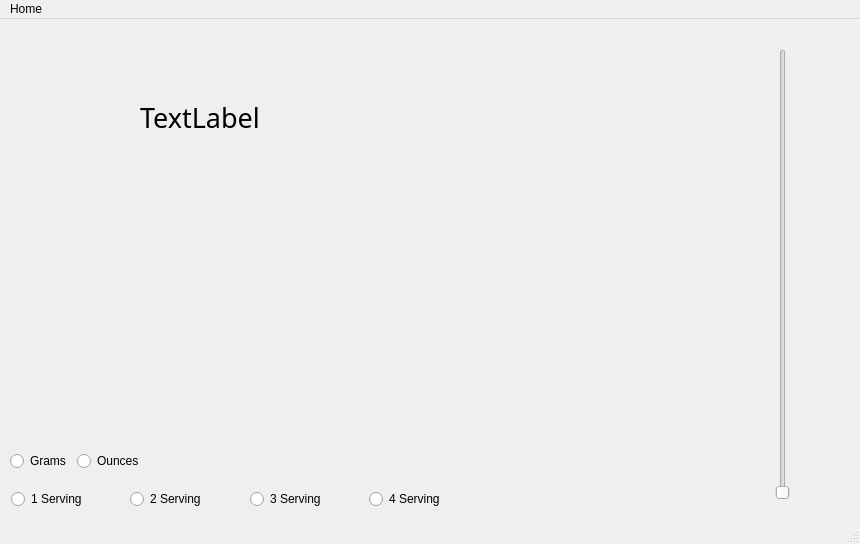
Qt form RecipeApplication/mainwindow.ui (kevin-collinss/CS4076_FinalProj) before a commit.
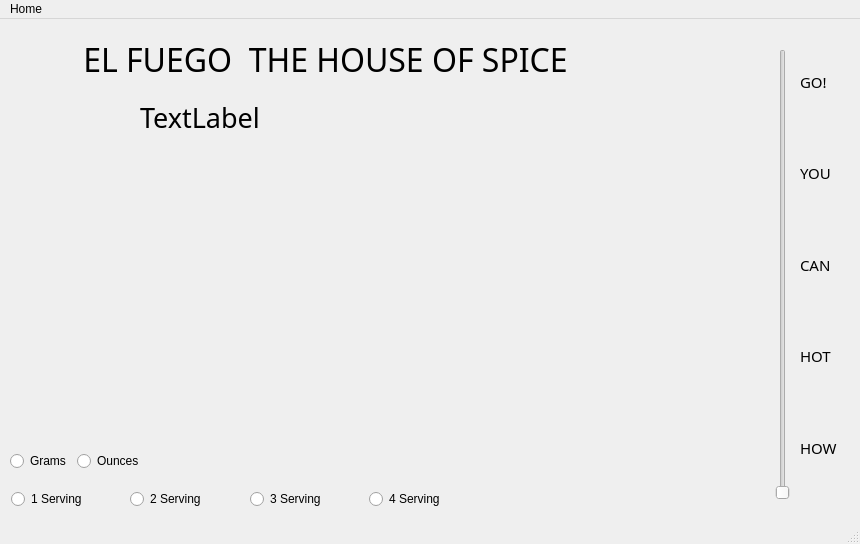
The same form after that commit.

Patch:
```diff
--- a/RecipeApplication/mainwindow.ui
+++ b/RecipeApplication/mainwindow.ui
@@ -22,7 +22,7 @@
      <rect>
       <x>540</x>
       <y>99</y>
-      <width>161</width>
+      <width>191</width>
       <height>311</height>
      </rect>
     </property>
@@ -159,6 +159,105 @@
      </rect>
     </property>
    </widget>
+   <widget class="QLabel" name="nameplate">
+    <property name="geometry">
+     <rect>
+      <x>60</x>
+      <y>20</y>
+      <width>531</width>
+      <height>41</height>
+     </rect>
+    </property>
+    <property name="font">
+     <font>
+      <family>Stencil</family>
+      <pointsize>24</pointsize>
+     </font>
+    </property>
+    <property name="text">
+     <string>EL FUEGO  THE HOUSE OF SPICE</string>
+    </property>
+    <property name="alignment">
+     <set>Qt::AlignCenter</set>
+    </property>
+   </widget>
+   <widget class="QWidget" name="">
+    <property name="geometry">
+     <rect>
+      <x>800</x>
+      <y>20</y>
+      <width>41</width>
+      <height>451</height>
+     </rect>
+    </property>
+    <layout class="QVBoxLayout" name="verticalLayout">
+     <item>
+      <widget class="QLabel" name="label_5">
+       <property name="font">
+        <font>
+         <family>Stencil</family>
+         <pointsize>11</pointsize>
+        </font>
+       </property>
+       <property name="text">
+        <string>GO!</string>
+       </property>
+      </widget>
+     </item>
+     <item>
+      <widget class="QLabel" name="label_4">
+       <property name="font">
+        <font>
+         <family>Stencil</family>
+         <pointsize>11</pointsize>
+        </font>
+       </property>
+       <property name="text">
+        <string>YOU</string>
+       </property>
+      </widget>
+     </item>
+     <item>
+      <widget class="QLabel" name="label_3">
+       <property name="font">
+        <font>
+         <family>Stencil</family>
+         <pointsize>11</pointsize>
+        </font>
+       </property>
+       <property name="text">
+        <string>CAN</string>
+       </property>
+      </widget>
+     </item>
+     <item>
+      <widget class="QLabel" name="label_2">
+       <property name="font">
+        <font>
+         <family>Stencil</family>
+         <pointsize>11</pointsize>
+        </font>
+       </property>
+       <property name="text">
+        <string>HOT</string>
+       </property>
+      </widget>
+     </item>
+     <item>
+      <widget class="QLabel" name="label">
+       <property name="font">
+        <font>
+         <family>Stencil</family>
+         <pointsize>11</pointsize>
+        </font>
+       </property>
+       <property name="text">
+        <string>HOW</string>
+       </property>
+      </widget>
+     </item>
+    </layout>
+   </widget>
   </widget>
   <widget class="QMenuBar" name="menubar">
    <property name="geometry">
```
Left out of the diff: 3 changed lines with no effect on the pictures.
